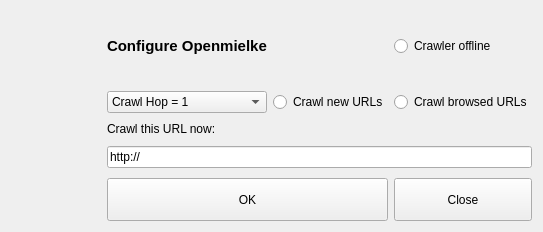
Qt form ui/crawler-settings.ui (berndhs/arado) before a commit.
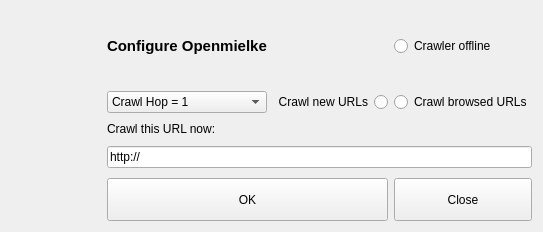
The same form after that commit. Icons and pictures are not drawn.

```diff
--- a/ui/crawler-settings.ui
+++ b/ui/crawler-settings.ui
@@ -160,6 +160,9 @@
    </item>
    <item row="2" column="2">
     <widget class="QRadioButton" name="radioButton">
+     <property name="layoutDirection">
+      <enum>Qt::RightToLeft</enum>
+     </property>
      <property name="text">
       <string>Crawl new URLs</string>
      </property>
```
Left out of the diff: 2 changed lines with no effect on the pictures.
